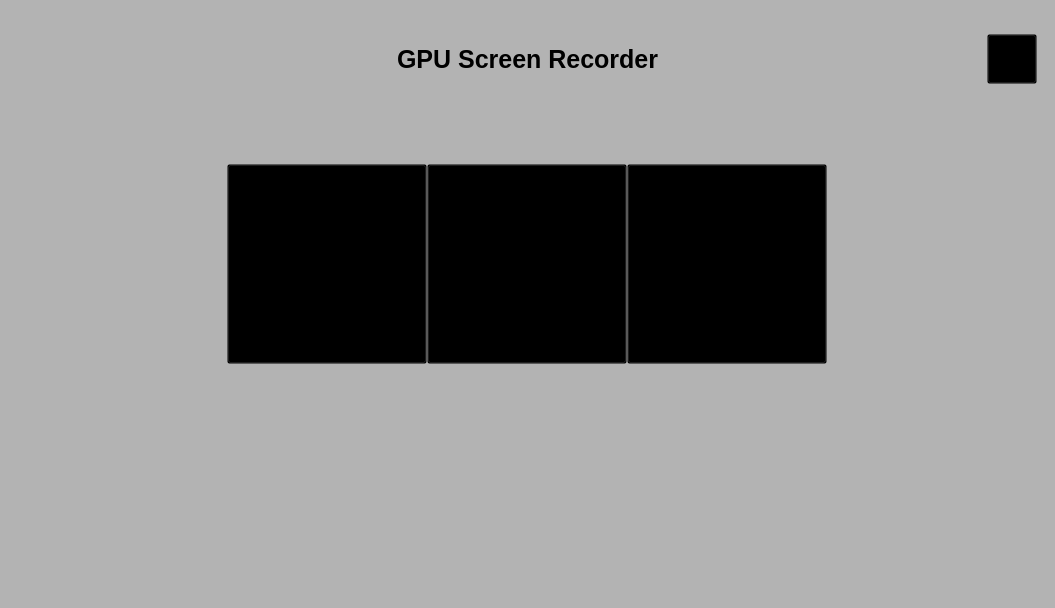
Above: ui/overlaywindow.ui from relativemodder/gpu-screen-recorder-qt before the change. Below: the same form after it.
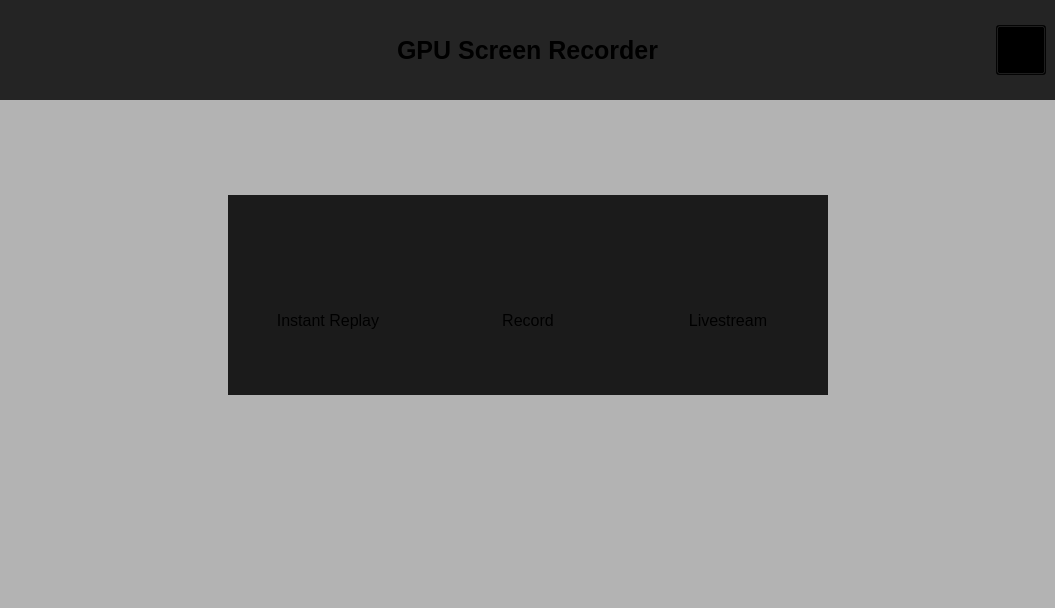
That is the form after the change. Icons and pictures are not drawn.

Diff of the .ui file:
```diff
--- a/ui/overlaywindow.ui
+++ b/ui/overlaywindow.ui
@@ -14,13 +14,29 @@
    <string>OverlayWindow</string>
   </property>
   <property name="styleSheet">
-   <string notr="true">background: transparent; padding: 0;</string>
+   <string notr="true">QMainWindow {
+	background: transparent; padding: 0;
+}</string>
   </property>
   <widget class="QWidget" name="centralwidget">
    <property name="styleSheet">
-    <string notr="true">background: rgba(0, 0, 0, 0.3); padding: 0;</string>
+    <string notr="true">QWidget#centralwidget {
+	background: rgba(0, 0, 0, 0.3); padding: 0 0 0 0;
+}</string>
    </property>
    <layout class="QVBoxLayout" name="verticalLayout_2">
+    <property name="leftMargin">
+     <number>0</number>
+    </property>
+    <property name="topMargin">
+     <number>0</number>
+    </property>
+    <property name="rightMargin">
+     <number>0</number>
+    </property>
+    <property name="bottomMargin">
+     <number>0</number>
+    </property>
     <item>
      <layout class="QVBoxLayout" name="verticalLayout">
       <property name="leftMargin">
@@ -44,7 +60,7 @@
          </size>
         </property>
         <property name="styleSheet">
-         <string notr="true">background: transparent;</string>
+         <string notr="true">background: rgba(0, 0, 0, 0.8);</string>
         </property>
         <layout class="QHBoxLayout" name="horizontalLayout_2">
          <item>
@@ -142,7 +158,7 @@
         <property name="sizeHint" stdset="0">
          <size>
           <width>20</width>
-          <height>40</height>
+          <height>80</height>
          </size>
         </property>
        </spacer>
@@ -195,74 +211,154 @@
            </size>
           </property>
           <property name="styleSheet">
-           <string notr="true">background: transparent;</string>
+           <string notr="true">QWidget#buttonrow {
+	background: transparent;
+}
+
+QToolButton {
+	background-color: rgba(0, 0, 0, 0.85);
+	border: 4px solid transparent;
+	text-align: center;
+	padding-top: 50px;
+}
+
+QToolButton:hover {
+	background-color: rgba(0, 0, 0, 1);
+	border: 4px solid #00ff00;
+}
+</string>
           </property>
           <layout class="QHBoxLayout" name="horizontalLayout_5">
            <item>
-            <layout class="QHBoxLayout" name="horizontalLayout_4" stretch="0,0,0">
+            <layout class="QHBoxLayout" name="horizontalLayout_4" stretch="0,0,0,0,0">
              <property name="spacing">
               <number>0</number>
              </property>
              <property name="sizeConstraint">
-              <enum>QLayout::SizeConstraint::SetMaximumSize</enum>
+              <enum>QLayout::SizeConstraint::SetMinimumSize</enum>
              </property>
              <item>
-              <widget class="QPushButton" name="replayButton">
+              <spacer name="horizontalSpacer_6">
+               <property name="orientation">
+                <enum>Qt::Orientation::Horizontal</enum>
+               </property>
+               <property name="sizeHint" stdset="0">
+                <size>
+                 <width>40</width>
+                 <height>20</height>
+                </size>
+               </property>
+              </spacer>
+             </item>
+             <item>
+              <widget class="QToolButton" name="replayButton">
                <property name="minimumSize">
                 <size>
-                 <width>0</width>
-                 <height>200</height>
-                </size>
-               </property>
-               <property name="maximumSize">
-                <size>
                  <width>200</width>
-                 <height>16777215</height>
+                 <height>200</height>
                 </size>
                </property>
+               <property name="font">
+                <font>
+                 <pointsize>12</pointsize>
+                 <fontweight>DemiBold</fontweight>
+                </font>
+               </property>
+               <property name="styleSheet">
+                <string notr="true"/>
+               </property>
                <property name="text">
-                <string>Replay</string>
+                <string>Instant Replay</string>
+               </property>
+               <property name="icon">
+                <iconset theme="QIcon::ThemeIcon::SystemReboot"/>
+               </property>
+               <property name="iconSize">
+                <size>
+                 <width>80</width>
+                 <height>60</height>
+                </size>
+               </property>
+               <property name="toolButtonStyle">
+                <enum>Qt::ToolButtonStyle::ToolButtonTextUnderIcon</enum>
                </property>
               </widget>
              </item>
              <item>
-              <widget class="QPushButton" name="recordButton">
+              <widget class="QToolButton" name="recordButton">
                <property name="minimumSize">
                 <size>
-                 <width>0</width>
+                 <width>200</width>
                  <height>200</height>
                 </size>
                </property>
-               <property name="maximumSize">
-                <size>
-                 <width>200</width>
-                 <height>16777215</height>
-                </size>
+               <property name="font">
+                <font>
+                 <pointsize>12</pointsize>
+                 <fontweight>DemiBold</fontweight>
+                </font>
                </property>
                <property name="text">
                 <string>Record</string>
                </property>
+               <property name="icon">
+                <iconset theme="QIcon::ThemeIcon::MediaPlaybackStart"/>
+               </property>
+               <property name="iconSize">
+                <size>
+                 <width>80</width>
+                 <height>60</height>
+                </size>
+               </property>
+               <property name="toolButtonStyle">
+                <enum>Qt::ToolButtonStyle::ToolButtonTextUnderIcon</enum>
+               </property>
               </widget>
              </item>
              <item>
-              <widget class="QPushButton" name="livestreamButton">
+              <widget class="QToolButton" name="livestreamButton">
                <property name="minimumSize">
                 <size>
-                 <width>0</width>
-                 <height>200</height>
-                </size>
-               </property>
-               <property name="maximumSize">
-                <size>
                  <width>200</width>
-                 <height>16777215</height>
+                 <height>200</height>
                 </size>
                </property>
+               <property name="font">
+                <font>
+                 <pointsize>12</pointsize>
+                 <fontweight>DemiBold</fontweight>
+                </font>
+               </property>
                <property name="text">
-                <string>PushButton</string>
+                <string>Livestream</string>
+               </property>
+               <property name="icon">
+                <iconset theme="QIcon::ThemeIcon::NetworkWireless"/>
+               </property>
+               <property name="iconSize">
+                <size>
+                 <width>80</width>
+                 <height>60</height>
+                </size>
+               </property>
+               <property name="toolButtonStyle">
+                <enum>Qt::ToolButtonStyle::ToolButtonTextUnderIcon</enum>
                </property>
               </widget>
              </item>
+             <item>
+              <spacer name="horizontalSpacer_5">
+               <property name="orientation">
+                <enum>Qt::Orientation::Horizontal</enum>
+               </property>
+               <property name="sizeHint" stdset="0">
+                <size>
+                 <width>40</width>
+                 <height>20</height>
+                </size>
+               </property>
+              </spacer>
+             </item>
             </layout>
            </item>
           </layout>
```
Left out of the diff: 6 changed lines with no effect on the pictures.
